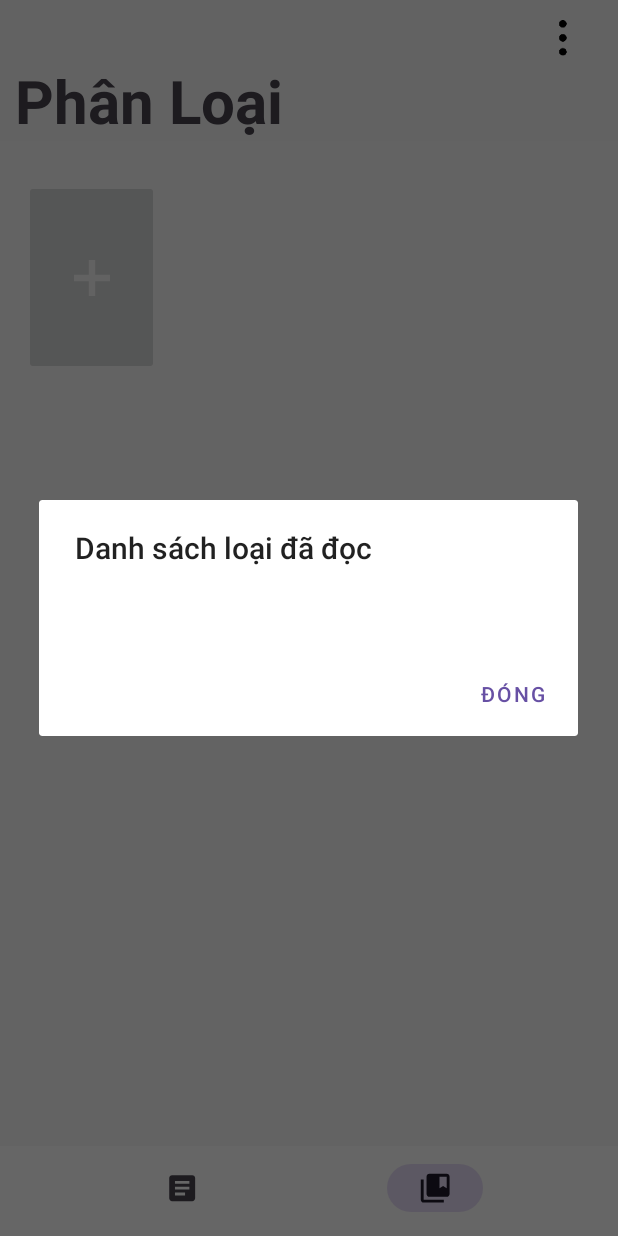
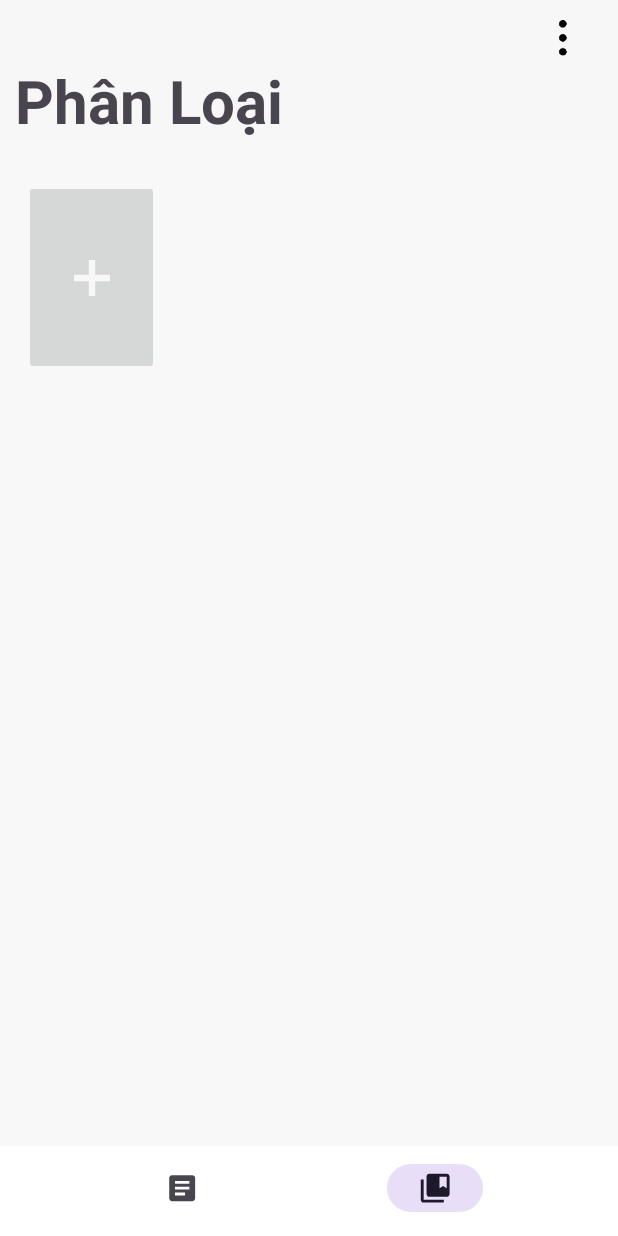
Before and after one commit to PCHaiLam/NoteApp, an Android app: the screen it shows after launch (MainActivity), item 2 of the bottom bar chosen, on a phone screen of 412 x 824 dp. Run offline under Robolectric (Android 15) with nearby library versions, the phone set to English and light mode, and no system bars.

Commit message:
completed typing
hoàn thành phân loại cho các note

```diff
--- a/app/src/main/java/com/pchailam/noteapp/NotesFragment.java
+++ b/app/src/main/java/com/pchailam/noteapp/NotesFragment.java
@@ -38,7 +38,6 @@ public class NotesFragment extends Fragment implements NoteAdapter.OnItemClickLi
     @Override
     public void onCreate(Bundle savedInstanceState) {
         super.onCreate(savedInstanceState);
-
         activityResultLauncher = registerForActivityResult(new ActivityResultContracts.StartActivityForResult(), result -> {
             if (result.getResultCode() == Activity.RESULT_OK) {
                 Intent data = result.getData();
--- a/app/src/main/java/com/pchailam/noteapp/TypeFragment.java
+++ b/app/src/main/java/com/pchailam/noteapp/TypeFragment.java
@@ -1,5 +1,6 @@
 package com.pchailam.noteapp;
 
+import android.annotation.SuppressLint;
 import android.app.AlertDialog;
 import android.content.DialogInterface;
 import android.content.Intent;
@@ -20,15 +21,15 @@ import android.widget.Toast;
 import java.util.ArrayList;
 
 public class TypeFragment extends Fragment {
-     ArrayList<Type> types;
+     static ArrayList<Type> types;
      ArrayList<Note> notes;
-    TypeAdapter adapter;
+    @SuppressLint("StaticFieldLeak")
+    static TypeAdapter adapter;
     MyDatabase myDatabase;
     ActivityResultLauncher<Intent> activityResultLauncher;
     public TypeFragment() {
         // Required empty public constructor
     }
-
     @Override
     public void onCreate(Bundle savedInstanceState) {
         super.onCreate(savedInstanceState);
@@ -43,7 +44,6 @@ public class TypeFragment extends Fragment {
         myDatabase = new MyDatabase(getActivity());
         notes = myDatabase.readData();
         types = myDatabase.readTypeData();
-        showTypeListDialogFromDatabase();
 
         RecyclerView recyclerView = view.findViewById(R.id.recyclerView_type);
         adapter = new TypeAdapter(getContext(), types);
@@ -59,32 +59,6 @@ public class TypeFragment extends Fragment {
         });
         return view;
     }
-
-    private void showTypeListDialogFromDatabase() {
-        AlertDialog.Builder builder = new AlertDialog.Builder(getActivity());
-        builder.setTitle("Danh sách loại đã đọc");
-
-        // Tạo một StringBuilder để xây dựng nội dung của dialog
-        StringBuilder message = new StringBuilder();
-        for (Type type : types) {
-            message.append(type.getId() + ": ").append(type.getType()).append("\n"); // Thêm tên loại vào StringBuilder
-        }
-
-        // Thiết lập nội dung của dialog bằng nội dung từ StringBuilder
-        builder.setMessage(message.toString());
-
-        // Tạo nút "Đóng" để đóng dialog khi người dùng nhấn
-        builder.setPositiveButton("Đóng", new DialogInterface.OnClickListener() {
-            @Override
-            public void onClick(DialogInterface dialog, int which) {
-                dialog.dismiss(); // Đóng dialog
-            }
-        });
-
-        // Hiển thị dialog
-        builder.show();
-    }
-
     private void showAddTypeDialog() {
         AlertDialog.Builder builder = new AlertDialog.Builder(getActivity());
         builder.setTitle("Thêm sổ tay");
--- a/app/src/main/res/layout/fragment_notes.xml
+++ b/app/src/main/res/layout/fragment_notes.xml
@@ -83,7 +83,7 @@
         <androidx.recyclerview.widget.RecyclerView
             android:id="@+id/recyclerNote"
             android:layout_width="match_parent"
-            android:layout_height="605dp"
+            android:layout_height="578dp"
             android:background="#FFF7F7F7"
             android:paddingHorizontal="20dp">
 
```
Also changed, not shown: app/src/main/java/com/pchailam/noteapp/MyDatabase.java (+10 -0 lines), app/src/main/java/com/pchailam/noteapp/NoteAdapter.java (+47 -4 lines).
